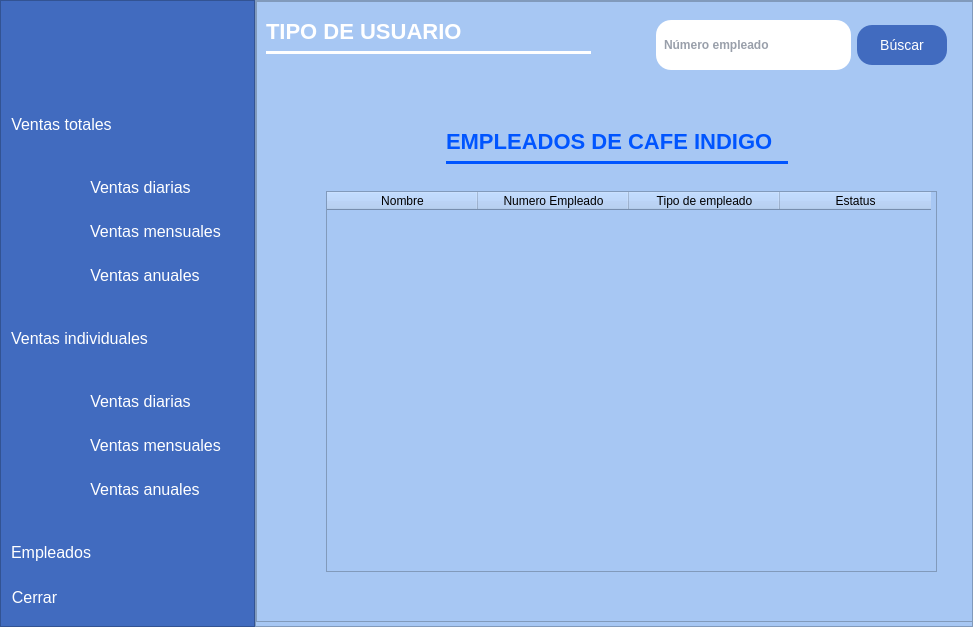
This is Espressoft-master/ventas.ui in JulioSD26/Espressoft as Qt 5 draws it before an edit. The edited form follows.
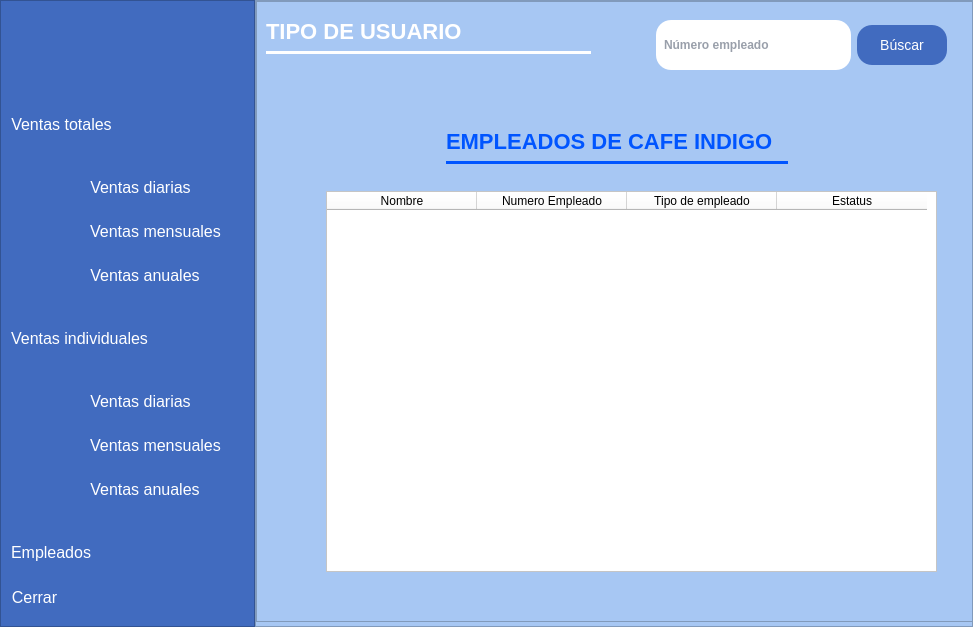
This is the edited form. Icons and pictures are not drawn. Custom widgets are drawn as their Qt base class.

```diff
--- a/Espressoft-master/ventas.ui
+++ b/Espressoft-master/ventas.ui
@@ -4894,8 +4894,15 @@
                   <layout class="QHBoxLayout" name="horizontalLayout_67">
                    <item>
                     <widget class="QTableWidget" name="tabla_empleados">
+                     <property name="autoFillBackground">
+                      <bool>true</bool>
+                     </property>
+                     <property name="styleSheet">
+                      <string notr="true">background-color: rgb(255, 255, 255);
+font: 12pt &quot;MS Shell Dlg 2&quot;;</string>
+                     </property>
                      <attribute name="horizontalHeaderDefaultSectionSize">
-                      <number>151</number>
+                      <number>150</number>
                      </attribute>
                      <column>
                       <property name="text">
```
